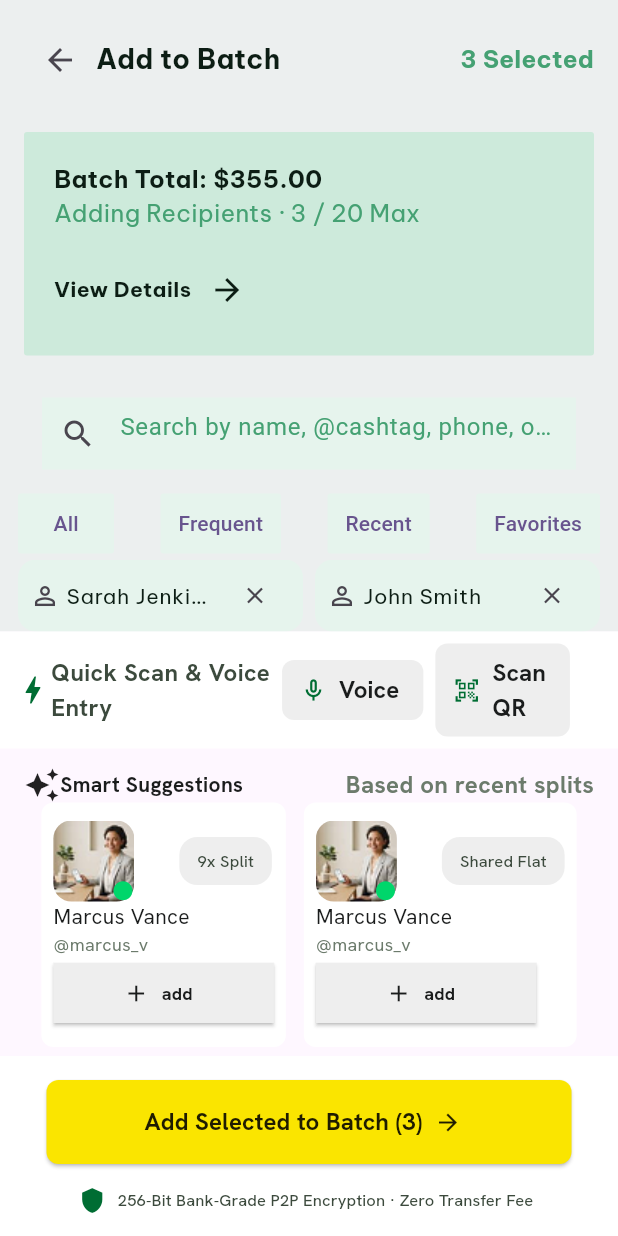
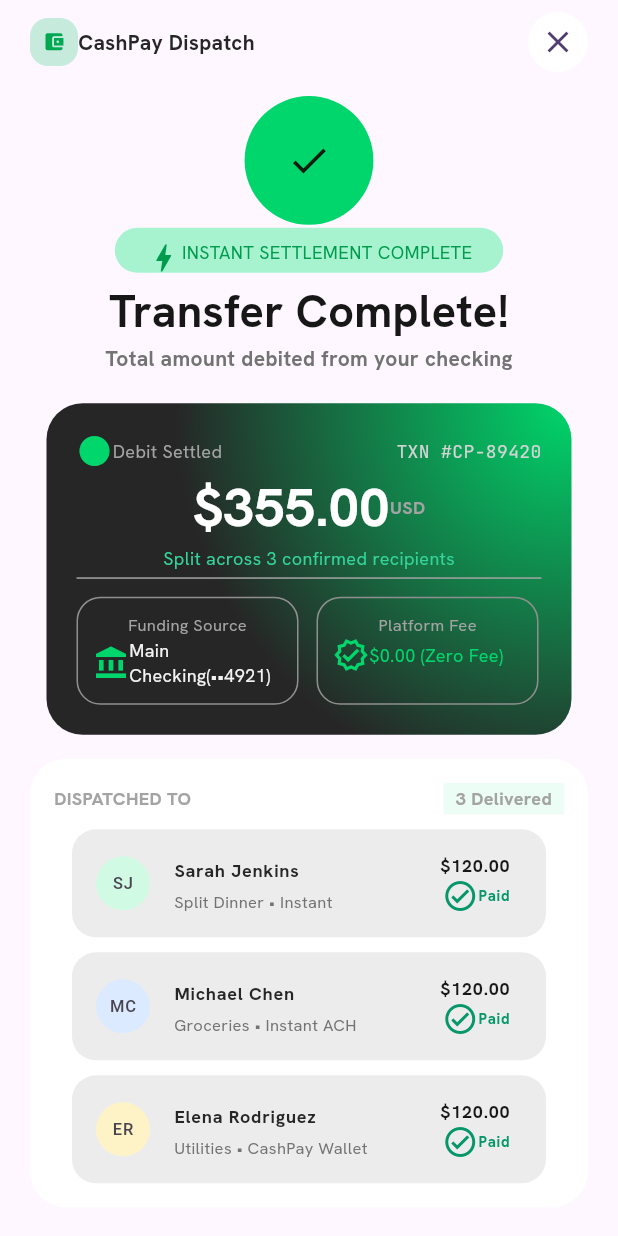
Before and after one commit to aduboakye/CashConnect, a Flutter app: the screen it shows after launch, on a phone screen of 412 x 824 dp. Run offline on Flutter 3.47's test engine with Material 3 defaults, Android fonts, the phone set to English and light mode, and no system bars; our stand-ins replace animated_text_kit, dotted_border, fl_chart, google_fonts, shimmer, zoom_tap_animation; missing offline and left inert: animate_text, blinking_border, drawing_animation_plus, flutter_shaders_ui, glow_effects, pretty_animated_text.

Commit message:
cashpay complete multilple transfer

```diff
--- /dev/null
+++ b/lib/TransferPage/complete_multipleTransfer.dart
@@ -0,0 +1,543 @@
+import 'package:flutter/material.dart';
+import 'package:google_fonts/google_fonts.dart';
+
+class CompleteMultipletransfer extends StatefulWidget {
+  const CompleteMultipletransfer({super.key});
+
+  @override
+  State<CompleteMultipletransfer> createState() =>
+      _CompleteMultipletransferState();
+}
+
+class _CompleteMultipletransferState extends State<CompleteMultipletransfer> {
+  Widget receivedmembers({
+    required String name,
+    required String description,
+    required String amount,
+    required String profile,
+    Color? color,
+  }) {
+    return Container(
+      width: 316,
+      decoration: BoxDecoration(
+        borderRadius: BorderRadius.circular(16),
+        color: Color(0xFFEDECEC),
+      ),
+      child: ListTile(
+        leading: Container(
+          width: 36,
+          height: 36,
+          decoration: BoxDecoration(color: color, shape: BoxShape.circle),
+          child: Center(child: Text(profile)),
+        ),
+        title: Text(
+          name,
+          style: GoogleFonts.hankenGrotesk(
+            fontSize: 12,
+            color: Color(0xFF262626),
+            fontWeight: FontWeight.bold,
+          ),
+        ),
+        subtitle: Text(
+          description,
+          style: GoogleFonts.hankenGrotesk(
+            fontSize: 11,
+            color: Color(0xFF737373),
+            //fontWeight: FontWeight.bold,
+          ),
+        ),
+        trailing: Column(
+          mainAxisSize: MainAxisSize.min,
+          crossAxisAlignment: CrossAxisAlignment.end,
+          children: [
+            Text(
+              amount,
+              style: GoogleFonts.hankenGrotesk(
+                fontSize: 12,
+                color: Color(0xFF171717),
+                fontWeight: FontWeight.bold,
+              ),
+            ),
+            Row(
+              mainAxisSize: MainAxisSize.min, // Add this line.
+
+              children: [
+                Icon(
+                  Icons.check_circle_outline_outlined,
+                  color: Color(0xFF059669),
+                ),
+                Text(
+                  'Paid',
+                  style: GoogleFonts.hankenGrotesk(
+                    fontSize: 10,
+                    color: Color(0xFF059669),
+                    fontWeight: FontWeight.bold,
+                  ),
+                ),
+              ],
+            ),
+          ],
+        ),
+      ),
+    );
+  }
+
+  @override
+  Widget build(BuildContext context) {
+    return Scaffold(
+      appBar: AppBar(
+        leading: Container(
+          padding: EdgeInsets.symmetric(horizontal: 20),
+          child: Row(
+            children: [
+              Container(
+                width: 32,
+                height: 32,
+                decoration: BoxDecoration(
+                  color: Color(0xFFC6EADC),
+                  borderRadius: BorderRadius.circular(12),
+                ),
+                child: Icon(
+                  Icons.account_balance_wallet,
+                  size: 15,
+                  color: Color(0xFF00A852),
+                ),
+              ),
+              Text(
+                'CashPay Dispatch',
+                style: GoogleFonts.hankenGrotesk(
+                  fontSize: 14,
+                  color: Color(0xFF262626),
+                  fontWeight: FontWeight.bold,
+                ),
+              ),
+            ],
+          ),
+        ),
+        leadingWidth: 210,
+        actionsPadding: EdgeInsets.symmetric(horizontal: 20),
+        actions: [
+          CircleAvatar(
+            backgroundColor: Color(0xFFFFFFFF),
+            child: Icon(Icons.close),
+          ),
+        ],
+      ),
+      body: SafeArea(
+        child: SingleChildScrollView(
+          child: Padding(
+            padding: EdgeInsets.only(right: 20, left: 20, top: 8),
+            child: Column(
+              children: [
+                Center(
+                  child: Container(
+                    width: 100,
+                    height: 85.87,
+                    decoration: BoxDecoration(
+                      shape: BoxShape.circle,
+                      color: Color(0xFF00D66B),
+                    ),
+                    child: Icon(Icons.check, size: 30),
+                  ),
+                ),
+                SizedBox(height: 2,),
+                Container(
+                  //,
+                  child: Column(
+                    children: [
+                      Container(
+                        width: 258.94,
+                        height: 30,
+                        padding: EdgeInsets.symmetric(
+                          vertical: 8,
+                          horizontal: 12,
+                        ),
+                        decoration: BoxDecoration(
+                          color: Color(0xFFA7F3D0),
+                          borderRadius: BorderRadius.circular(9999),
+                        ),
+                        child: Row(
+                          mainAxisSize: MainAxisSize.min,
+                          crossAxisAlignment: CrossAxisAlignment.center,
+                          mainAxisAlignment: MainAxisAlignment.center,
+                          children: [
+                            Icon(Icons.bolt_outlined, color: Color(0xFF009B4D)),
+                            Text(
+                              'INSTANT SETTLEMENT COMPLETE',
+                              style: GoogleFonts.hankenGrotesk(
+                                fontSize: 12,
+                                color: Color(0xFF009B4D),
+                              ),
+                            ),
+                          ],
+                        ),
+                      ),
+                      SizedBox(height: 4),
+                      Text(
+                        'Transfer Complete!',
+                        style: GoogleFonts.hankenGrotesk(
+                          fontSize: 30,
+                          color: Color(0xFF171717),
+                          fontWeight: FontWeight.bold,
+                        ),
+                        maxLines: 1,
+                      ),
+                      Text(
+                        'Total amount debited from your checking',
+                        style: GoogleFonts.hankenGrotesk(
+                          fontSize: 14,
+                          color: Color(0xFF737373),
+                          fontWeight: FontWeight.bold,
+                        ),
+                        maxLines: 1,
+                      ),
+                    ],
+                  ),
+                ),
+                Container(
+                  width: 350,
+                  padding: EdgeInsets.only(top: 20),
+                  child: Container(
+                    width: 350,
+                    padding: EdgeInsets.symmetric(vertical: 20, horizontal: 20),
+                    decoration: BoxDecoration(
+                      borderRadius: BorderRadius.circular(24),
+                      gradient: RadialGradient(
+                        radius: 1.2,
+                        stops: [0.0, 1.0],
+                        center: Alignment.topRight,
+                        colors: [Color(0xFF00D66B), Color(0xFF262626)],
+                      ),
+                    ),
+                    child: Column(
+                      children: [
+                        Row(
+                          mainAxisAlignment: MainAxisAlignment.spaceBetween,
+                          children: [
+                            Container(
+                              child: Row(
+                                children: [
+                                  Icon(Icons.circle, color: Color(0xFF00D66B)),
+                                  Text(
+                                    'Debit Settled',
+                                    style: GoogleFonts.hankenGrotesk(
+                                      color: Color(0xFFA3A3A3),
+                                      fontSize: 12,
+                                    ),
+                                  ),
+                                ],
+                              ),
+                            ),
+                            Text(
+                              'TXN #CP-89420',
+                              style: GoogleFonts.jetBrainsMono(
+                                fontSize: 12,
+                                color: Color(0xFFD4D4D4),
+                              ),
+                            ),
+                          ],
+                        ),
+                        Row(
+                          mainAxisAlignment: MainAxisAlignment.center,
+                          children: [
+                            Text(
+                              '\$355.00',
+                              style: GoogleFonts.hankenGrotesk(
+                                color: Color(0xFFFFFFFF),
+                                fontSize: 36,
+                                fontWeight: FontWeight.bold,
+                              ),
+                            ),
+                            Text(
+                              'USD',
+                              style: GoogleFonts.hankenGrotesk(
+                                color: Color(0xFFA3A3A3),
+                                fontSize: 12,
+                                fontWeight: FontWeight.bold,
+                              ),
+                            ),
+                          ],
+                        ),
+                        Text(
+                          'Split across 3 confirmed recipients',
+                          style: GoogleFonts.hankenGrotesk(
+                            color: Color(0xFF34D399),
+                            fontSize: 12,
+                          ),
+                        ),
+                        SizedBox(height: 4),
+                        Divider(
+                          thickness: 1,
+                          height: 1,
+                          color: Color(0xFFA3A3A3),
+                        ),
+                        SizedBox(height: 12),
+                        Row(
+                          children: [
+                            Container(
+                              width: 148,
+                              height: 72,
+                              padding: EdgeInsets.symmetric(
+                                vertical: 10,
+                                horizontal: 10,
+                              ),
+                              decoration: BoxDecoration(
+                                borderRadius: BorderRadius.circular(16),
+                                border: Border.all(color: Color(0xFF8F8F8F)),
+                              ),
+                              child: Column(
+                                children: [
+                                  Text(
+                                    'Funding Source',
+                                    style: GoogleFonts.hankenGrotesk(
+                                      color: Color(0xFFA3A3A3),
+                                      fontSize: 11,
+                                    ),
+                                  ),
+                                  Row(
+                                    children: [
+                                      Icon(
+                                        Icons.account_balance,
+                                        color: Color(0xFF00D66B),
+                                      ),
+                                      Expanded(
+                                        child: Text(
+                                          'Main Checking(••4921)',
+                                          style: GoogleFonts.hankenGrotesk(
+                                            color: Color(0xFFDF5F5F5),
+                                            fontSize: 12,
+                                          ),
+                                        ),
+                                      ),
+                                    ],
+                                  ),
+                                ],
+                              ),
+                            ),
+                            SizedBox(width: 12),
+                            Container(
+                              width: 148,
+                              height: 72,
+                              padding: EdgeInsets.symmetric(
+                                vertical: 10,
+                                horizontal: 10,
+                              ),
+                              decoration: BoxDecoration(
+                                borderRadius: BorderRadius.circular(16),
+                                border: Border.all(color: Color(0xFF8F8F8F)),
+                              ),
+                              child: Column(
+                                children: [
+                                  Text(
+                                    'Platform Fee',
+                                    style: GoogleFonts.hankenGrotesk(
+                                      color: Color(0xFFA3A3A3),
+                                      fontSize: 11,
+                                    ),
+                                  ),
+                                  Row(
+                                    children: [
+                                      Icon(
+                                        Icons.verified_outlined,
+                                        color: Color(0xFF00D66B),
+                                      ),
+                                      Expanded(
+                                        child: Text(
+                                          '\$0.00 (Zero Fee)',
+                                          style: GoogleFonts.hankenGrotesk(
+                                            color: Color(0xFF00D66B),
+                                            fontSize: 12,
+                                          ),
+                                        ),
+                                      ),
+                                    ],
+                                  ),
+                                ],
+                              ),
+                            ),
+                          ],
+                        ),
+                      ],
+                    ),
+                  ),
+                ),
+                SizedBox(height: 16),
+                Container(
+                  padding: EdgeInsets.symmetric(vertical: 16, horizontal: 16),
+                  decoration: BoxDecoration(
+                    color: Color(0xFFFFFFFF),
+                    borderRadius: BorderRadius.circular(24),
+                  ),
+                  child: Column(
+                    children: [
+                      Row(
+                        mainAxisAlignment: MainAxisAlignment.spaceBetween,
+                        children: [
+                          Text(
+                            'DISPATCHED TO',
+                            style: GoogleFonts.hankenGrotesk(
+                              fontSize: 12,
+                              color: Color(0xFFA3A3A3),
+                              fontWeight: FontWeight.bold,
+                            ),
+                          ),
+                          Container(
+                            padding: EdgeInsets.symmetric(
+                              horizontal: 8,
+                              vertical: 2,
+                            ),
+                            decoration: BoxDecoration(color: Color(0xFFECFDF5)),
+                            child: Text(
+                              '3 Delivered',
+                              style: GoogleFonts.hankenGrotesk(
+                                fontSize: 12,
+                                color: Color(0xFFA3A3A3),
+                                fontWeight: FontWeight.bold,
+                              ),
+                            ),
+                          ),
+                        ],
+                      ),
+                      SizedBox(height: 10),
+
+                      receivedmembers(
+                        name: 'Sarah Jenkins',
+                        description: 'Split Dinner • Instant',
+                        amount: '\$120.00',
+                        profile: 'SJ',
+                        color: Color(0xFFD1FAE5),
+                      ),
+                      SizedBox(height: 10),
+                      receivedmembers(
+                        name: 'Michael Chen',
+                        description: 'Groceries • Instant ACH',
+                        amount: '\$120.00',
+                        profile: 'MC',
+                        color: Color(0xFFDBEAFE),
+                      ),
+                      SizedBox(height: 10),
+                      receivedmembers(
+                        name: 'Elena Rodriguez',
+                        description: 'Utilities • CashPay Wallet',
+                        amount: '\$120.00',
+                        profile: 'ER',
+                        color: Color(0xFFFEF3C7),
+                      ),
+                    ],
+                  ),
+                ),
+                SizedBox(height: 24),
+                Container(
+                  padding: EdgeInsets.symmetric(horizontal: 20),
+                  child: Column(
+                    children: [
+                      ElevatedButton.icon(
+                        onPressed: () {},
+                        style: ElevatedButton.styleFrom(
+                          fixedSize: const Size(348, 60),
+                          backgroundColor: const Color(0xFFFAE500),
+                          shape: RoundedRectangleBorder(
+                            borderRadius: BorderRadius.circular(12),
+                          ),
+                        ),
+                        //iconAlignment: IconAlignment.end,
+                        icon: const Icon(
+                          Icons.share,
+                          size: 20,
+                          color: Color(0xFF1A1C1C),
+                        ),
+                        label: Text(
+                          'Share Receipt',
+                          style: GoogleFonts.hankenGrotesk(
+                            fontSize: 20,
+                            color: const Color(0xFF1F1C00),
+                            fontWeight: FontWeight.bold,
+                          ),
+                        ),
+                      ),
+                      SizedBox(height: 12),
+                      Row(
+                        mainAxisAlignment: MainAxisAlignment.center,
+                        children: [
+                          TextButton.icon(
+                            onPressed: () {},
+                            icon: const Icon(
+                              Icons.download_outlined,
+                              size: 20,
+                              color: Color(0xFF1A1C1C),
+                            ),
+                            label: Text(
+                              'Download PDF',
+                              style: GoogleFonts.hankenGrotesk(
+                                fontSize: 12,
+                                color: const Color(0xFF737373),
+                                fontWeight: FontWeight.bold,
+                              ),
+                            ),
+                          ),
+                          TextButton.icon(
+                            onPressed: () {},
+                            icon: const Icon(
+                              Icons.repeat,
+                              size: 20,
+                              color: Color(0xFF1A1C1C),
+                            ),
+                            label: Text(
+                              'Set Recurring',
+                              style: GoogleFonts.hankenGrotesk(
+                                fontSize: 12,
+                                color: const Color(0xFF737373),
+                                fontWeight: FontWeight.bold,
+                              ),
+                            ),
+                          ),
+                        ],
+                      ),
+                      SizedBox(height: 12,),
+                      ElevatedButton.icon(
+                        onPressed: () {},
+                        style: ElevatedButton.styleFrom(
+                          fixedSize: const Size(348, 60),
+                          backgroundColor: const Color(0xFFFFFFFF),
+                          shape: RoundedRectangleBorder(
+                            borderRadius: BorderRadius.circular(12),
+                          ),
+                        ),
+                        //iconAlignment: IconAlignment.end,
+                        icon: const Icon(
+                          Icons.arrow_back,
+                          size: 20,
+                          color: Color(0xFF1A1C1C),
+                        ),
+                        label: Text(
+                          'Back to Dashboard',
+                          style: GoogleFonts.hankenGrotesk(
+                            fontSize: 20,
+                            color: const Color(0xFF1F1C00),
+                            fontWeight: FontWeight.bold,
+                          ),
+                        ),
+                      ),
+                      SizedBox(height: 12,),
+                      TextButton.icon(
+                        onPressed: () {},
+                        icon: Icon(Icons.lock,color: Color(0xFF006D33),),
+                        label: Text(
+                          '256-bit Encrypted • FDIC-Insured Partner Bank',
+                          style: GoogleFonts.hankenGrotesk(
+                            fontSize: 11,
+                            color: Color(0xFFA3A3A3),
+                          ),
+                        ),
+                      ),
+                    ],
+                  ),
+                ),
+              ],
+            ),
+          ),
+        ),
+      ),
+    );
+  }
+}
--- a/lib/main.dart
+++ b/lib/main.dart
@@ -28,6 +28,7 @@ import 'package:cashconnect_fanancial_suite/TransferPage/scaning_page.dart';
 import 'package:cashconnect_fanancial_suite/Susu_page/create_susuAccount.dart';
 //import 'package:cashconnect_fanancial_suite/TransferPage/sucessful_transfer.dart';
 //import 'package:cashconnect_fanancial_suite/TransferPage/confirm_transfer.dart;
+import 'package:cashconnect_fanancial_suite/TransferPage/complete_multipleTransfer.dart';
 
 
 
@@ -47,7 +48,7 @@ class MyApp extends StatelessWidget {
     return MaterialApp(
       title: 'Flutter Demo',
       theme: ThemeData(colorScheme: .fromSeed(seedColor: Colors.deepPurple)),
-      home: const  AddBatchtransfer(),
+      home: const  CompleteMultipletransfer(),
     );
   }
 }
```
